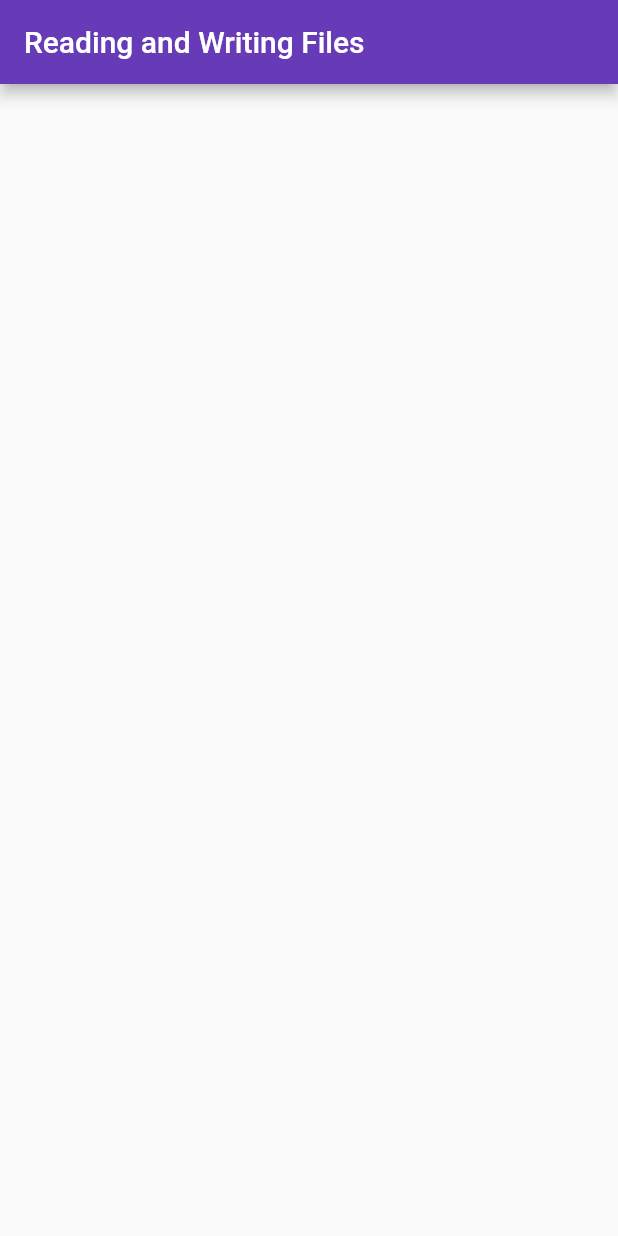
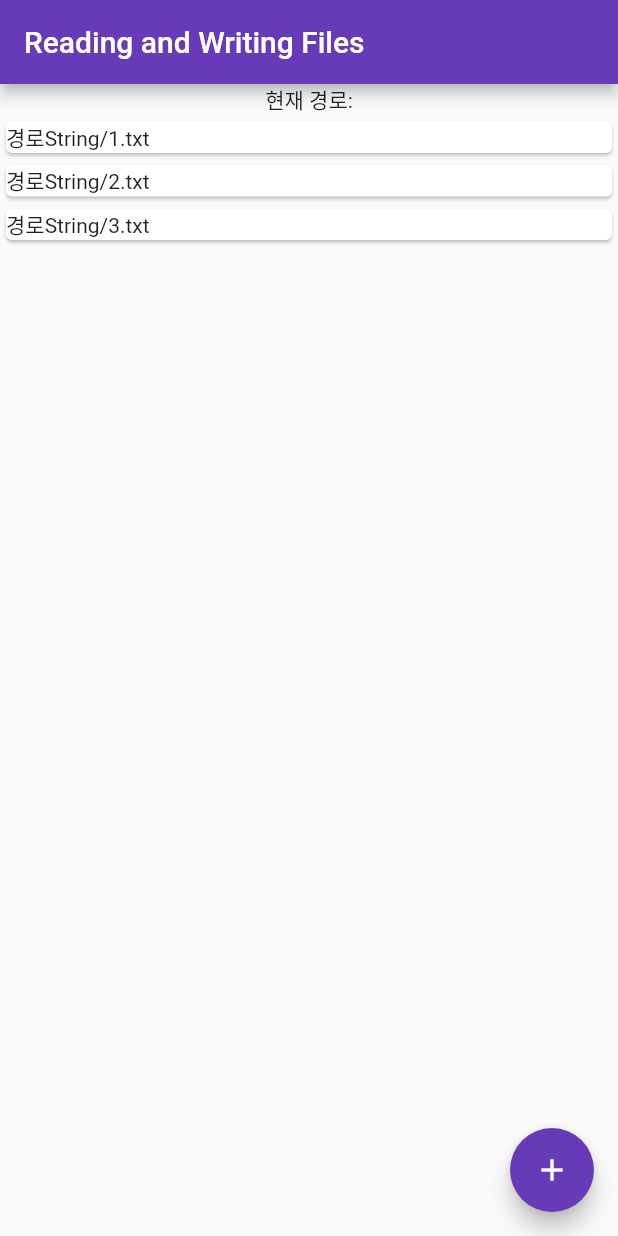
Before and after one commit to kangsudal/flutter_kmplayer, a Flutter app: the screen it shows after launch, on a phone screen of 412 x 824 dp. Run offline on Flutter 3.47's test engine with Material 2 defaults, Android fonts, the light colour scheme and no system bars; missing offline and left inert: app_settings.

Commit message:
modify layout

```diff
--- a/lib/flutterdemo.dart
+++ b/lib/flutterdemo.dart
@@ -39,22 +39,8 @@ class CounterStorage {
     file.writeAsString('$counter');
   } //3.Write data to the file
 
-  //추가 메서드
+//추가 메서드
 
-  Future<List<FileSystemEntity>> _listFiles() async {
-    final List<FileSystemEntity> list = [];
-    final directory = await getApplicationDocumentsDirectory();
-
-    await for (var entity
-        in directory.list(recursive: false, followLinks: false)) {
-      list.add(entity);
-      // print("${entity.path} is added");
-    }
-
-    // print(list);
-
-    return list;
-  } //List the entries of a directory
 }
 
 class FlutterDemo extends StatefulWidget {
@@ -68,9 +54,8 @@ class FlutterDemo extends StatefulWidget {
 
 class _FlutterDemoState extends State<FlutterDemo> {
   int _counter;
-  String _path = '경로String';
-  int _numOfFiles = -1;
-  List<FileSystemEntity> _files = [];
+  String _localPath = '경로String';
+  List<File> _files = [];
 
   @override
   void initState() {
@@ -83,16 +68,12 @@ class _FlutterDemoState extends State<FlutterDemo> {
 
     widget.storage._localPath.then((String value) {
       setState(() {
-        _path = value;
+        _localPath = value;
       });
     });
 
-    widget.storage._listFiles().then((value) {
-      setState(() {
-        _files = value;
-        _numOfFiles = value.length;
-      });
-    });
+    _files = [File('$_localPath/1.txt'),File('$_localPath/2.txt'),File('$_localPath/3.txt'),];
+
   }
 
   void _incrementCounter() {
@@ -106,12 +87,24 @@ class _FlutterDemoState extends State<FlutterDemo> {
 
   @override
   Widget build(BuildContext context) {
-/*    return Scaffold(
+    return Scaffold(
       appBar: AppBar(title: Text('Reading and Writing Files')),
-      body: Center(
-        child: Text(
-          'Button tapped $_counter time${_counter == 1 ? '' : 's'}.',
-        ),
+      body: Column(
+        children: [
+          Text("현재 경로:"),
+          Expanded(
+            child: ListView.builder(
+              itemBuilder: (context, index) {
+                return Card(
+                  child: Text(
+                    _files[index].path,
+                  ),
+                );
+              },
+              itemCount: _files.length,
+            ),
+          ),
+        ],
       ),
       floatingActionButton: FloatingActionButton(
         onPressed: _incrementCounter,
@@ -119,21 +112,5 @@ class _FlutterDemoState extends State<FlutterDemo> {
         child: Icon(Icons.add),
       ),
     );
-
- */
-    return Scaffold(
-      appBar: AppBar(title: Text('Reading and Writing Files')),
-      body: ListView.builder(
-        itemBuilder: (context, index) {
-          return Card(child: Text(_files[index].toString()));
-        },
-        itemCount: _files.length,
-      ),
-      // floatingActionButton: FloatingActionButton(
-      //   onPressed: _incrementCounter,
-      //   tooltip: 'Increment',
-      //   child: Icon(Icons.add),
-      // ),
-    );
   }
 }
```
